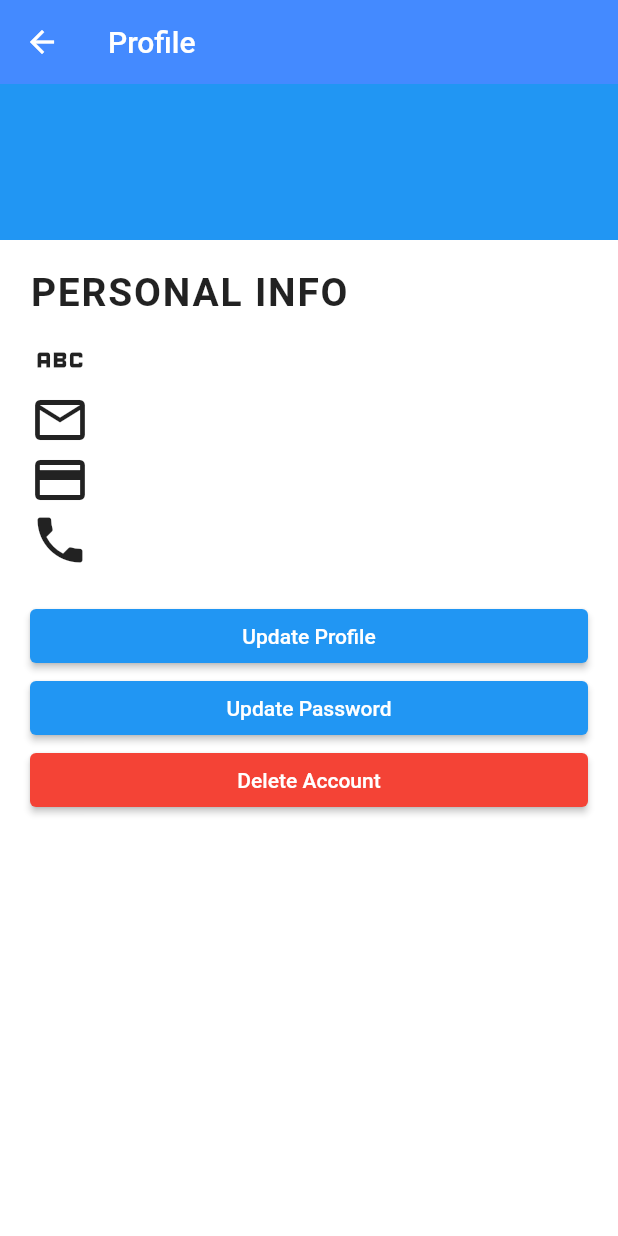
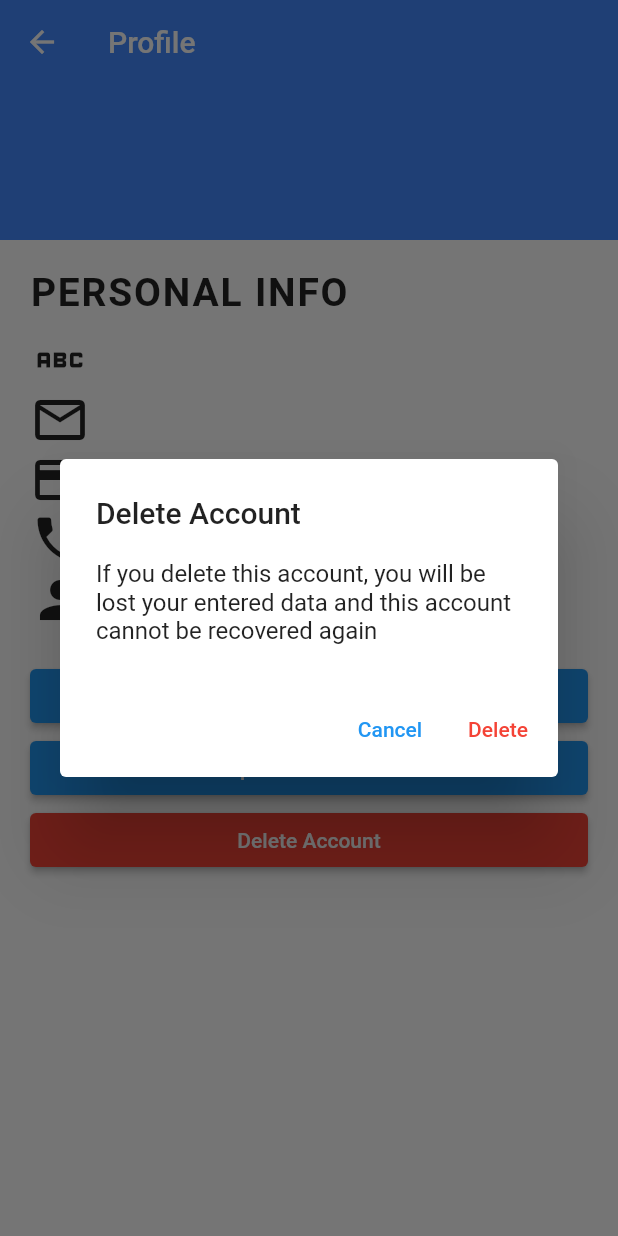
Before and after one commit to Muditha0829/CSSE-CEYLON-TRANSPORT-MOBILE, a Flutter app: the Profile screen opened directly with empty values, after a tap on "Delete Account", on a phone screen of 412 x 824 dp. Run offline on Flutter 3.47's test engine with Material 2 defaults, Android fonts, the phone set to English and light mode, and no system bars; our stand-ins replace cloud_firestore, firebase_auth, firebase_core, qr_flutter; missing offline and left inert: qr_code_scanner; accounts and stored records are empty.

Commit message:
User Management Completed

```diff
--- a/lib/models/SingleUser.dart
+++ b/lib/models/SingleUser.dart
@@ -5,6 +5,7 @@ class SingleUser {
   final String passportNo;
   final String fullName;
   final String email;
+  final String userType;
 
   SingleUser({
     required this.uid,
@@ -12,7 +13,8 @@ class SingleUser {
     required this.nic,
     required this.passportNo,
     required this.fullName,
-    required this.email
+    required this.email,
+    required this.userType
   });
 
   Map<String, dynamic> toJson() =>
@@ -22,7 +24,8 @@ class SingleUser {
         'nic': nic,
         'passportNo' : passportNo,
         'fullName': fullName,
-        'email': email
+        'email': email,
+        'userType':userType
       };
 
   static SingleUser fromJson(Map<String, dynamic> json) =>
@@ -33,6 +36,7 @@ class SingleUser {
         passportNo: json['passportNo'],
         fullName: json['fullName'],
         email: json['email'],
+        userType: json['userType']
       );
 
   SingleUser.fromSnapshot(snapshot):
@@ -41,5 +45,6 @@ class SingleUser {
         nic = snapshot.data()['nic'],
         passportNo = snapshot.data()['passportNo'],
         fullName = snapshot.data()['fullName'],
-        email = snapshot.data()['email'];
+        email = snapshot.data()['email'],
+        userType = snapshot.data()['userType'];
 }
--- a/lib/screens/Wrapper.dart
+++ b/lib/screens/Wrapper.dart
@@ -21,7 +21,7 @@ class Wrapper extends StatelessWidget {
       return const Home();
     }
     else{
-      return const EmailSignin();
+      return  EmailSignin();
     }
 
   }
--- a/lib/screens/authenticate/sign_in.dart
+++ b/lib/screens/authenticate/sign_in.dart
@@ -84,7 +84,7 @@ class _SignInState extends State<SignIn> {
               children: <Widget>[
                 ElevatedButton(
                   onPressed: () async {
-                    Navigator.push(context, MaterialPageRoute(builder: (_)=> const EmailSignin()));
+                    Navigator.push(context, MaterialPageRoute(builder: (_)=> EmailSignin()));
                   },
                   child: const Text('Sign In with email and password'),
                 ),
--- a/lib/screens/home/profile.dart
+++ b/lib/screens/home/profile.dart
@@ -1,6 +1,9 @@
+import 'package:bus_ticketing_system/screens/authenticate/email_sign_in.dart';
+import 'package:bus_ticketing_system/screens/home/updatepassword.dart';
 import 'package:bus_ticketing_system/screens/home/updateprofile.dart';
 import 'package:cloud_firestore/cloud_firestore.dart';
-import 'package:flutter/cupertino.dart';
+import 'package:firebase_auth/firebase_auth.dart';
+import 'package:flutter/foundation.dart';
 import 'package:flutter/material.dart';
 
 import '../../models/SingleUser.dart';
@@ -18,6 +21,7 @@ class Profile extends StatefulWidget {
 }
 
 final AuthService auth = AuthService();
+final FirebaseAuth _auth = FirebaseAuth.instance;
 final FirebaseFirestore _fireStore = FirebaseFirestore.instance;
 
 class _ProfileState extends State<Profile> {
@@ -44,7 +48,14 @@ class _ProfileState extends State<Profile> {
               ? const Center(child: Text('No User'))
               : buildUser(user);
         }else{
-          return const Center(child: Text('No Data ! '));
+          return const Scaffold(
+            // backgroundColor: ,
+            body: Center(
+              child: CircularProgressIndicator(
+                color: Colors.blueAccent,
+              ),
+            ),
+          );
         }
       },
     )
@@ -57,7 +68,11 @@ class _ProfileState extends State<Profile> {
     final snapshot = await docUser.get();
 
     if(snapshot.exists){
+      if (kDebugMode) {
+        print(snapshot.data()!);
+      }
       return SingleUser.fromJson(snapshot.data()!);
+
     }
     return null;
  }
@@ -69,7 +84,7 @@ class _ProfileState extends State<Profile> {
           padding: const EdgeInsets.symmetric(
             vertical: 20.0,
           ),
-          color: Theme.of(context).primaryColor,
+          color: Colors.blueAccent,
           child: Column(
             children: [
               Text(
@@ -158,8 +173,8 @@ class _ProfileState extends State<Profile> {
                     Column(
                       children: <Widget> [
                         Padding(padding: const EdgeInsets.fromLTRB(10, 0, 0, 0),
-                          child: Text(user.nic,
-                            style: const TextStyle(fontSize: 20),),)
+                          child: buildNicPassport(user)
+                        )
                       ],
                     )
                   ],
@@ -182,6 +197,24 @@ class _ProfileState extends State<Profile> {
                     )
                   ],
                 ),
+                Row(
+                  mainAxisAlignment: MainAxisAlignment.start,
+                  children:<Widget> [
+                    Column(
+                      children: const <Widget>[
+                        Icon(Icons.person,size: 40.0,),
+
+                      ],
+                    ),
+                    Column(
+                      children: <Widget> [
+                        Padding(padding: const EdgeInsets.fromLTRB(10, 0, 0, 0),
+                          child: Text(user.userType,
+                            style: const TextStyle(fontSize: 20),),)
+                      ],
+                    )
+                  ],
+                ),
       ],
     ),
     ),
@@ -196,14 +229,46 @@ class _ProfileState extends State<Profile> {
               child: const Text('Update Profile')),),
         Padding(padding: const EdgeInsets.fromLTRB(20, 0, 20, 0),
           child: ElevatedButton(onPressed: (){
-
+            Navigator.push(context, MaterialPageRoute(builder: (_)=> const UpdatePassword()));
           },
               child: const Text('Update Password')),),
         Padding(padding: const EdgeInsets.fromLTRB(20, 0, 20, 0),
           child: ElevatedButton(
             style: ElevatedButton.styleFrom(backgroundColor: Colors.red),
               onPressed: (){
+                showDialog<String>(
+                  context: context,
+                  builder: (BuildContext context) => AlertDialog(
+                    title: const Text('Delete Account'),
+                    content: const Text('If you delete this account, you will be lost your entered data and this account cannot be recovered again'),
+                    actions: <Widget>[
+                      TextButton(
+                        onPressed: () => Navigator.pop(context, 'Cancel'),
+                        child: const Text('Cancel'),
 
+                      ),
+                      TextButton(
+                        onPressed: () async {
+                          Navigator.pop(context, 'OK');
+                          dynamic result = deleteUser(user.uid);
+                          if(result!=null){
+                            ScaffoldMessenger.of(context).showSnackBar(
+                                const SnackBar(content: Text('Account Deleted Successfully'),
+                                ));
+                            Navigator.push(context, MaterialPageRoute(builder: (_)=>  EmailSignin()));
+
+                          }else{
+                            ScaffoldMessenger.of(context).showSnackBar(
+                                SnackBar(content: Text(result),
+                                ));
+                          }
+
+                        },
+                        child: const Text('Delete',style: TextStyle(color: Colors.red),),
+                      ),
+                    ],
+                  ),
+                );
               },
               child: const Text('Delete Account')),
 
@@ -214,3 +279,28 @@ class _ProfileState extends State<Profile> {
 
 
 }
+
+deleteUser(userId) async {
+  try{
+    _auth.currentUser?.delete();
+    try{
+      FirebaseFirestore.instance.collection('userData').doc(userId).delete();
+
+      return 'Success';
+    }catch(e){
+      return e.toString();
+    }
+    return 'Success';
+  }catch(e){
+    return e.toString();
+  }
+
+}
+
+Widget buildNicPassport(SingleUser user) {
+  if(user.passportNo==''){
+    return Text(user.nic,style: const TextStyle(fontSize: 20));
+  }else{
+    return Text(user.passportNo,style: const TextStyle(fontSize: 20));
+  }
+}
--- a/pubspec.yaml
+++ b/pubspec.yaml
@@ -40,6 +40,7 @@ dependencies:
   qr_flutter: ^4.0.0
   #scan qr code
   qr_code_scanner: ^1.0.1
+  flutter_spinkit: ^5.1.0
 
 dev_dependencies:
   flutter_test:
```
Also changed, not shown: lib/screens/authenticate/email_sign_in.dart (+39 -17 lines), lib/screens/authenticate/register.dart (+15 -16 lines), lib/screens/home/home.dart (+39 -19 lines), lib/screens/home/updatepassword.dart (added, +134 -0 lines), lib/screens/home/updateprofile.dart (+52 -32 lines), lib/services/auth.dart (+54 -16 lines), pubspec.lock.
